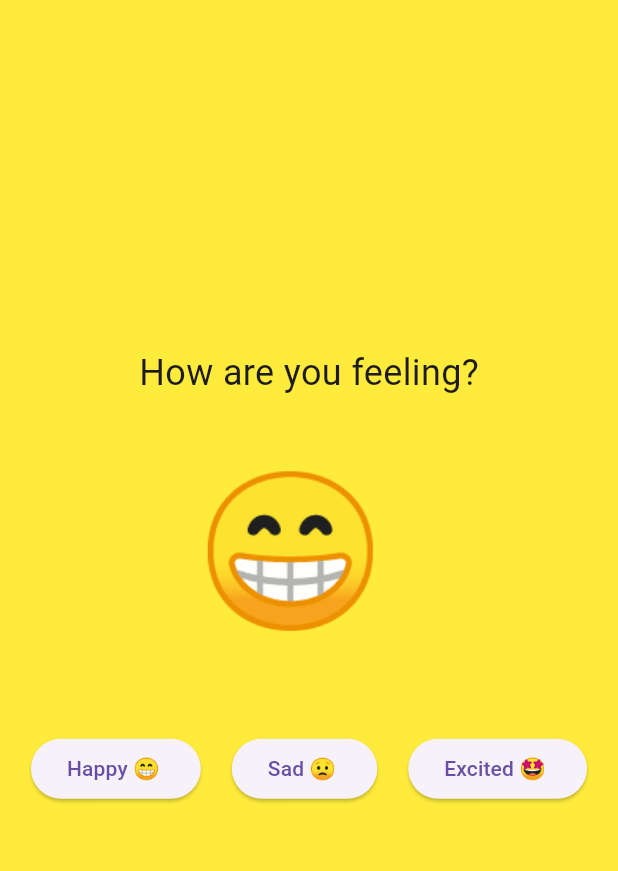
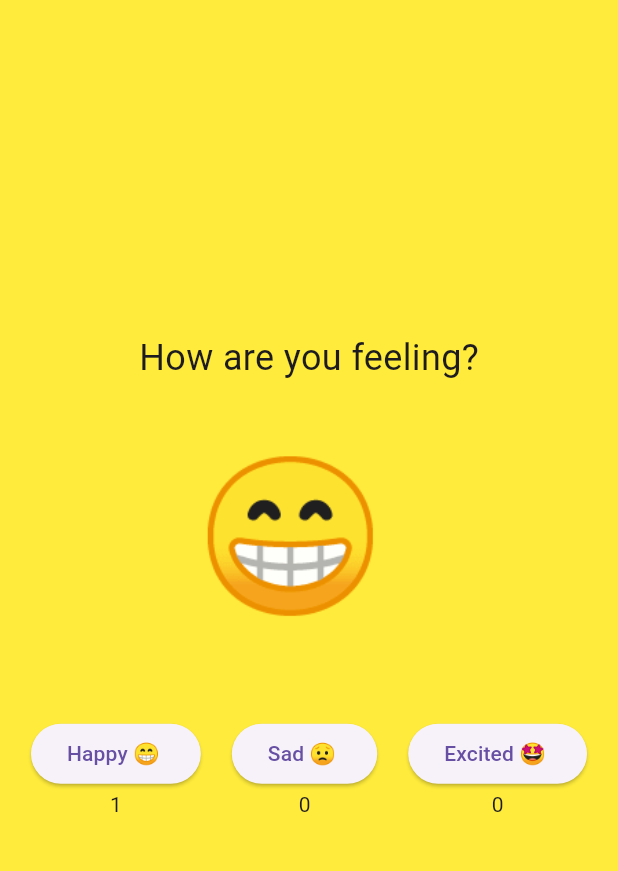
Before and after one commit to Mebibora/mood_toggle, a Flutter app: the screen it shows after launch, after a tap on an icon or button, on a phone screen of 412 x 824 dp, the part 84-955 px from its top. Run offline on Flutter 3.47's test engine with Material 3 defaults, Android fonts, the phone set to English and light mode, and no system bars.

Commit message:
added counters

```diff
--- a/lib/main.dart
+++ b/lib/main.dart
@@ -16,22 +16,28 @@ class MoodModel with ChangeNotifier {
   Color _bgColor = Colors.white;
   Color get backgroundColor => _bgColor;
   String get currentMood => _currentMood;
+  int happyCount = 0;
+  int sadCount = 0;
+  int excitedCount = 0;
 
   void setHappy() {
     _currentMood = '\u{1F601} ';
     _bgColor = Colors.yellow;
+    happyCount += 1;
     notifyListeners();
   }
 
   void setSad() {
     _currentMood = '\u{1F61F} ';
     _bgColor = Colors.blue;
+    sadCount += 1;
     notifyListeners();
   }
 
   void setExcited() {
     _currentMood = '\u{1F929} ';
     _bgColor = Colors.orange;
+    excitedCount += 1;
     notifyListeners();
   }
 }
@@ -99,7 +105,7 @@ class MoodButtons extends StatelessWidget {
               },
               child: Text('Happy \u{1F601} '),
             ),
-            //Text('${Provider.of<MoodModel>(context).happyCount}'),
+            Text('${Provider.of<MoodModel>(context).happyCount}'),
           ],
         ),
         Column(
@@ -110,7 +116,7 @@ class MoodButtons extends StatelessWidget {
               },
               child: Text('Sad \u{1F61F} '),
             ),
-            //Text('${Provider.of<MoodModel>(context).sadCount}'),
+            Text('${Provider.of<MoodModel>(context).sadCount}'),
           ],
         ),
         Column(
@@ -121,7 +127,7 @@ class MoodButtons extends StatelessWidget {
               },
               child: Text('Excited \u{1F929} '),
             ),
-            //Text('${Provider.of<MoodModel>(context).excitedCount}'),
+            Text('${Provider.of<MoodModel>(context).excitedCount}'),
           ],
         ),
       ],
```
